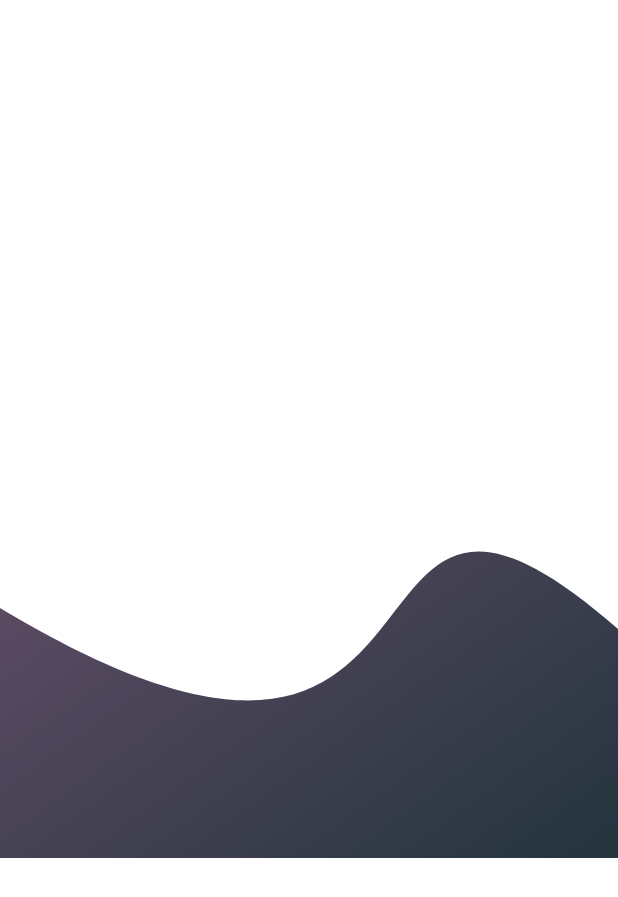
After one commit to OzolsUgis/FoundMe, an Android app built with Jetpack Compose: the @Preview function DecorativeCircleCut, on a phone screen of 412 x 824 dp. The commit adds this screen. Shown: the top 897 px of the screen. Run offline under Robolectric (Android 15) with nearby library versions, the phone set to English and light mode, and no system bars.

Commit message:
Screen decoration objects implemented

```diff
--- a/app/src/main/java/com/ugisozols/foundme/ui/theme/Color.kt
+++ b/app/src/main/java/com/ugisozols/foundme/ui/theme/Color.kt
@@ -10,4 +10,5 @@ val darkGreen = Color (0xFF23343D)
 val textColor = Color(0xFF707070)
 
 val mainGradient = listOf(lightPink, lightGreen)
-val objectGradient = listOf(lightPink, purple)
+val objectGradient = listOf( purple,lightPink)
+val decorationObject = listOf(purple, darkGreen)
--- /dev/null
+++ b/app/src/main/java/com/ugisozols/foundme/ui/theme/dimensions.kt
@@ -0,0 +1,5 @@
+package com.ugisozols.foundme.ui.theme
+
+import androidx.compose.ui.unit.dp
+
+val decorationObjectSize = 572.dp
--- /dev/null
+++ b/app/src/main/java/com/ugisozols/foundme/ui/theme/shapes/DecorativeCircleCut.kt
@@ -0,0 +1,27 @@
+package com.ugisozols.foundme.ui.theme.shapes
+
+import androidx.compose.foundation.Canvas
+import androidx.compose.foundation.layout.size
+import androidx.compose.runtime.Composable
+import androidx.compose.ui.Modifier
+import androidx.compose.ui.graphics.Brush
+import androidx.compose.ui.graphics.Path
+import androidx.compose.ui.tooling.preview.Preview
+import com.ugisozols.foundme.ui.theme.decorationObject
+import com.ugisozols.foundme.ui.theme.decorationObjectSize
+
+@Preview
+@Composable
+fun DecorativeCircleCut(
+){
+    Canvas(modifier = Modifier.size(decorationObjectSize)){
+        val test = Path().apply{
+            moveTo(x = 0f, y = size.height)
+            lineTo(x = 0f, y = size.height - 250f)
+            cubicTo(500f, size.height + 50f, size.width/2f, size.height -500, size.width, size.height/2f + 200f)
+            lineTo(x = size.width, y = size.height)
+        }
+        drawPath(test,brush = Brush.linearGradient(decorationObject))
+    }
+
+}
```
Also changed, not shown: app/src/main/java/com/ugisozols/foundme/ui/theme/shapes/CircleShape.kt (added, +19 -0 lines).
